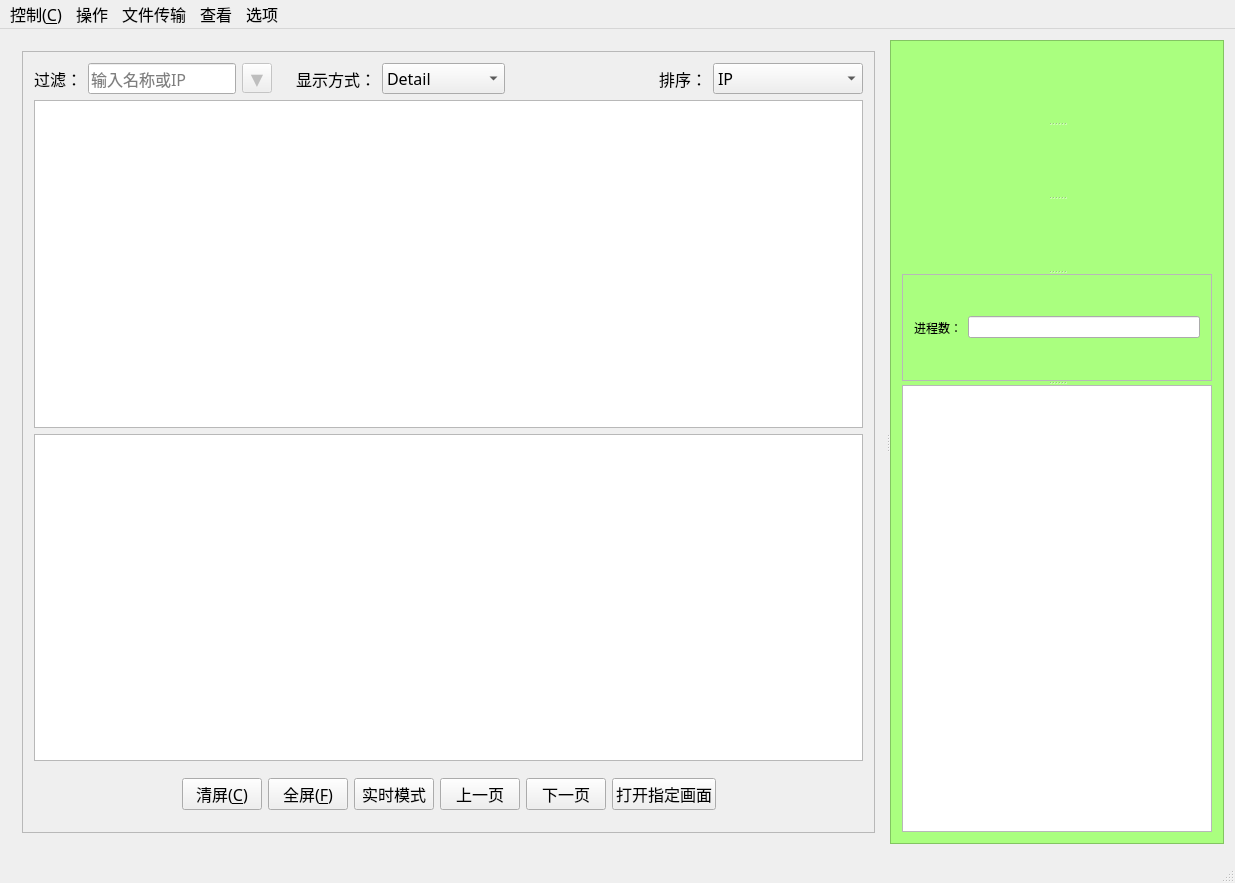
Old version of the form CC-Client/CC-Client/mainwindow.ui in the repository cokkiy/CC.
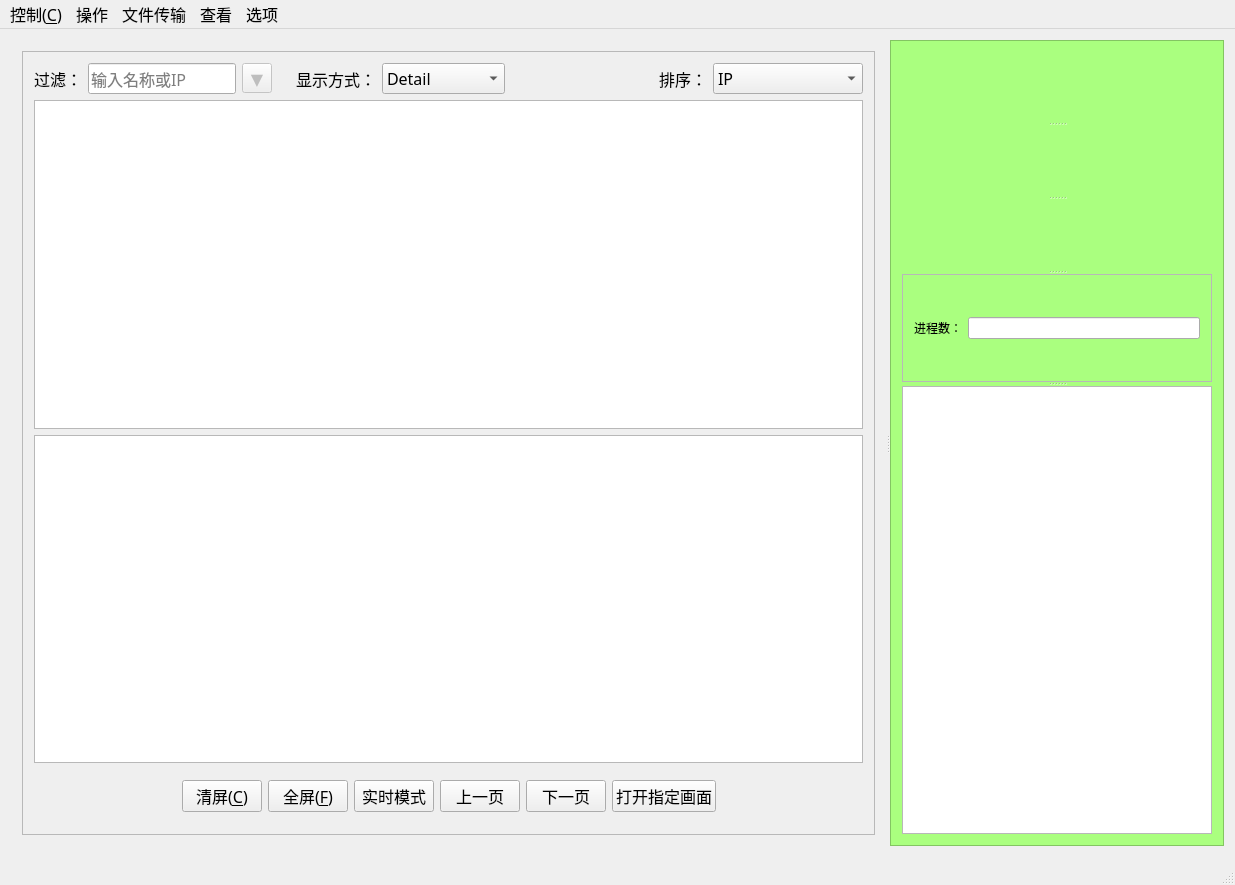
New version of the form. Icons and pictures are not drawn. Custom widgets are drawn as their Qt base class.

```diff
--- a/CC-Client/CC-Client/mainwindow.ui
+++ b/CC-Client/CC-Client/mainwindow.ui
@@ -7,7 +7,7 @@
     <x>0</x>
     <y>0</y>
     <width>1235</width>
-    <height>883</height>
+    <height>885</height>
    </rect>
   </property>
   <property name="minimumSize">
```
